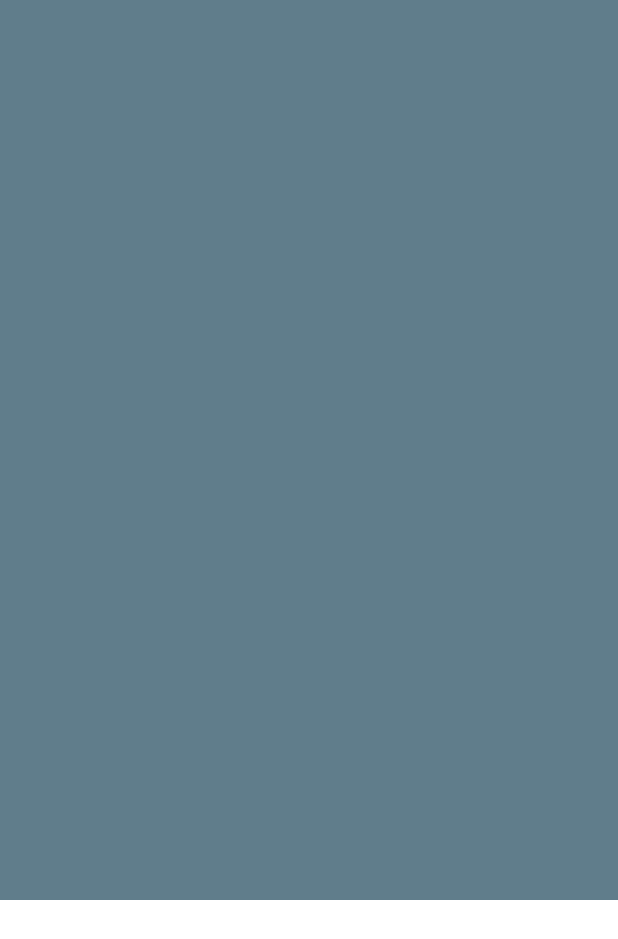
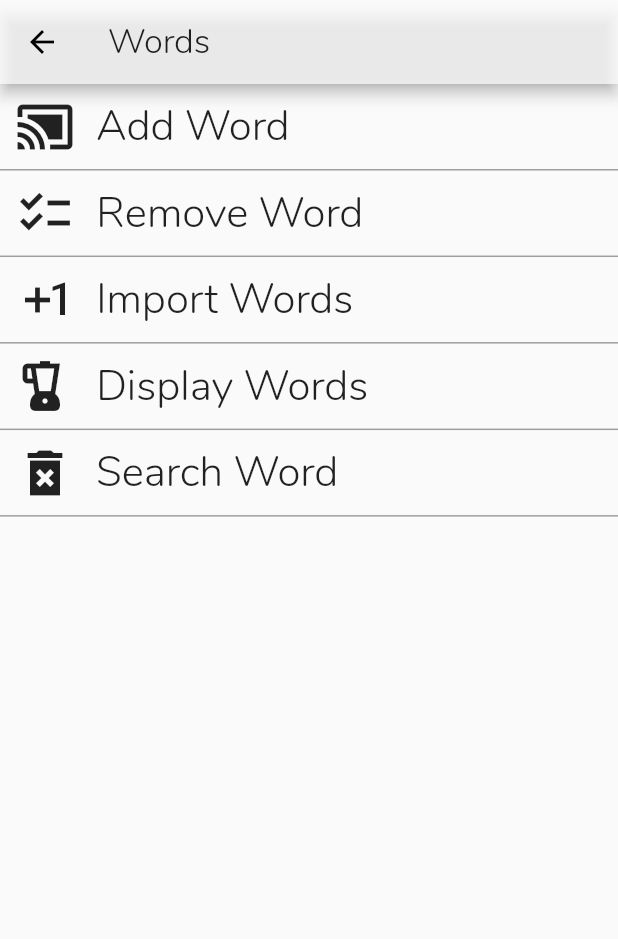
Before and after one commit to yannik-st/German-app, a Flutter app: the screen it shows after launch, after a tap on "Words", on a phone screen of 412 x 824 dp. Shown: the top 939 px of the screen. Run offline on Flutter 3.47's test engine with Material 2 defaults, Android fonts, the phone set to English and light mode, and no system bars.

Commit message:
add words nav

```diff
--- a/german_app/lib/MainMenu.dart
+++ b/german_app/lib/MainMenu.dart
@@ -13,9 +13,6 @@ void wordsPressed(BuildContext context) {
 }
 
 class MainMenu extends StatelessWidget {
-
- // final GestureTapCallback stateHandle;
- // MainMenu({@required this.stateHandle});
 
   MainMenu();
 
--- a/german_app/lib/MenuButton.dart
+++ b/german_app/lib/MenuButton.dart
@@ -27,7 +27,7 @@ class MenuButton extends StatelessWidget {
         child: BackdropFilter(
           filter: ImageFilter.blur(sigmaX: 8.0, sigmaY: 8.0),
           child: RawMaterialButton(
-            splashColor: Colors.white70,
+            splashColor: Colors.white10,
             child: Text(
               text,
               style: TextStyle(fontSize: 35),
--- /dev/null
+++ b/german_app/lib/NormalButton.dart
@@ -0,0 +1,47 @@
+import 'dart:ui';
+
+import 'package:flutter/cupertino.dart';
+import 'package:flutter/foundation.dart';
+import 'package:flutter/material.dart';
+
+class NormalButton extends StatelessWidget {
+  final String text;
+  final GestureTapCallback onPressed;
+  final IconData icon;
+
+  NormalButton({@required this.onPressed, @required this.text, this.icon});
+
+  @override
+  Widget build(BuildContext context) {
+    return Container(
+      width: 1 * MediaQuery.of(context).size.width,
+      height: 0.07 * MediaQuery.of(context).size.height,
+      decoration: BoxDecoration(
+        //borderRadius: BorderRadius.circular(15),
+        border: Border(
+          bottom: BorderSide(width: 1, color: Colors.grey),
+        ),
+      ),
+      child: RawMaterialButton(
+        splashColor: Colors.yellow,
+        onPressed: onPressed,
+        child: Align(
+          alignment: Alignment.centerLeft,
+          child: Row(children: [
+            Padding(
+              padding: EdgeInsets.fromLTRB(10, 0, 0, 0),
+            ),
+            Icon(
+              icon,
+              size: 40,
+            ),
+            Text(
+              '  ' + text,
+              style: TextStyle(fontSize: 28),
+            )
+          ]),
+        ),
+      ),
+    );
+  }
+}
--- a/german_app/lib/Words.dart
+++ b/german_app/lib/Words.dart
@@ -1,27 +1,30 @@
 import 'package:flutter/cupertino.dart';
 import 'package:flutter/material.dart';
+import 'NormalButton.dart';
 
-void _something() {
-
-}
+void _something() {}
 
 class Words extends StatelessWidget {
-
   Words();
 
   @override
   Widget build(BuildContext context) {
     // TODO: implement build
-    return Column(
-        children: <Widget>[
-          Column(children: [
-            Container(
-              alignment: Alignment.center,
-              color: Colors.blueGrey,
-              width: 600,
-              height: 600,
-            )
-          ]),
-        ]);
+    return Scaffold(
+      appBar: AppBar(
+        title: const Text(
+          'Words',
+          style: TextStyle(fontWeight: FontWeight.w400, fontSize: 23),
+        ),
+        backgroundColor: Colors.white70,
+      ),
+      body: Column(children: [
+        NormalButton(onPressed: _something, text: 'Add Word', icon: IconData(57669, fontFamily: 'MaterialIcons')),
+        NormalButton(onPressed: _something, text: 'Remove Word', icon: IconData(57691, fontFamily: 'MaterialIcons')),
+        NormalButton(onPressed: _something, text: 'Import Words', icon: IconData(57933, fontFamily: 'MaterialIcons')),
+        NormalButton(onPressed: _something, text: 'Display Words', icon: IconData(57568, fontFamily: 'MaterialIcons')),
+        NormalButton(onPressed: _something, text: 'Search Word', icon: IconData(59574, fontFamily: 'MaterialIcons')),
+      ]),
+    );
   }
 }
```
Also changed, not shown: german_app/lib/main.dart (+0 -7 lines), german_app/assets/images/BackgroundGoethe.png.
